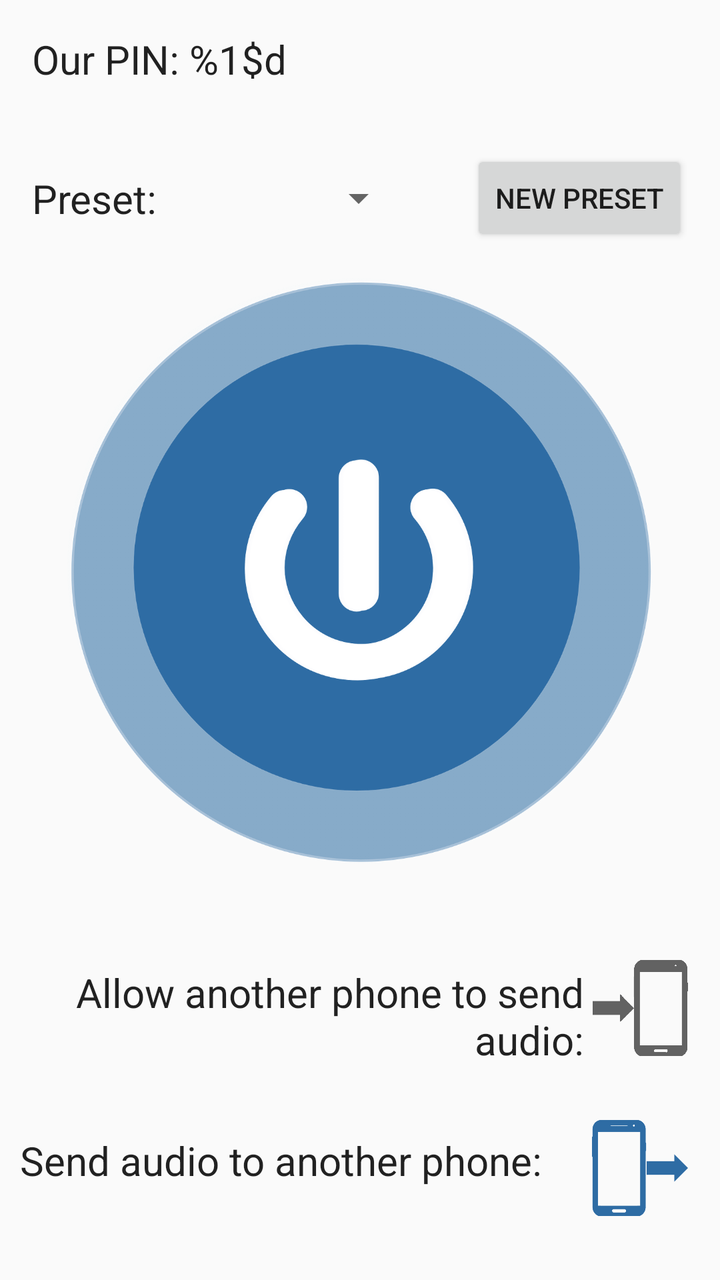
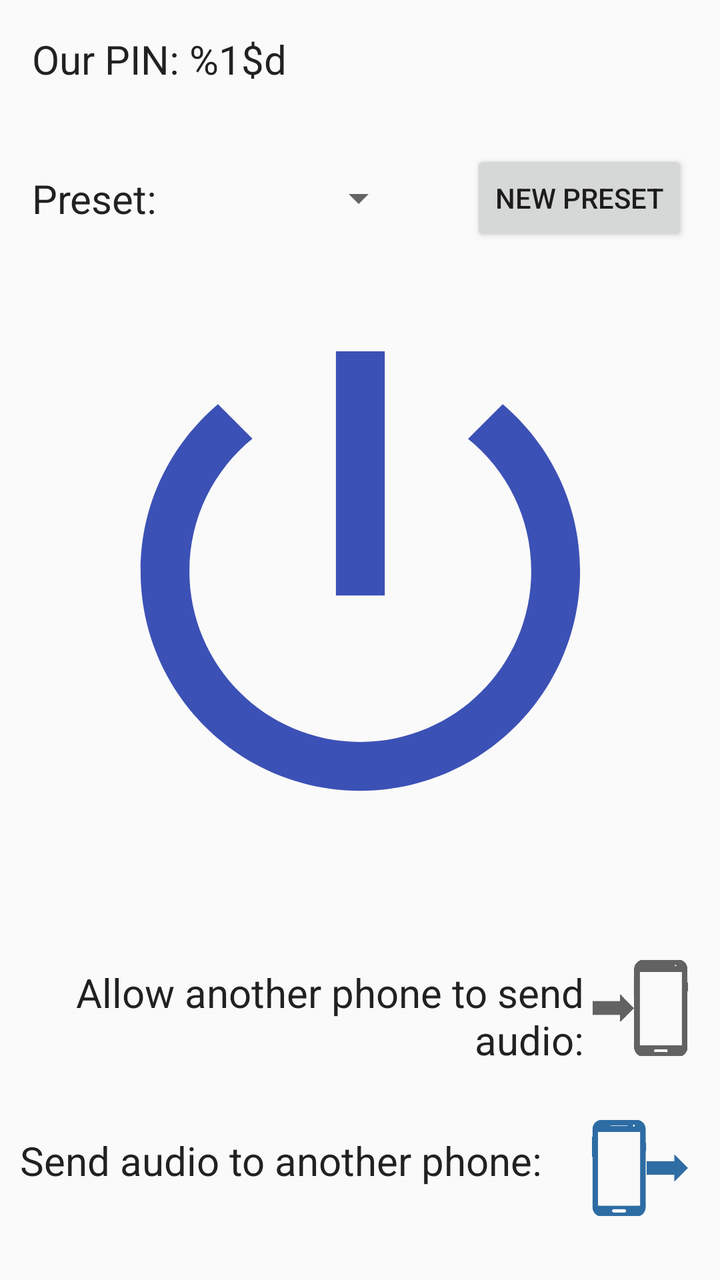

The first picture is an Android layout as it rendered before a commit; the second is the same layout after the commit. The layout source and the unified diff follow.
<!-- AndroidManifest.xml: activity theme AppTheme.NoActionBar -->
<!-- res/layout/activity_main.xml -->
<?xml version="1.0" encoding="utf-8"?>
<android.support.constraint.ConstraintLayout xmlns:android="http://schemas.android.com/apk/res/android"
    xmlns:app="http://schemas.android.com/apk/res-auto"
    xmlns:tools="http://schemas.android.com/tools"
    android:layout_width="match_parent"
    android:layout_height="match_parent"
    tools:context="peterson.ttu.edu.backupaids.activities.MainActivity">

    <TextView
        android:id="@+id/ourPinTextView"
        android:layout_width="wrap_content"
        android:layout_height="wrap_content"
        android:text="@string/our_pin"
        android:textSize="20sp"
        android:textAppearance="@android:style/TextAppearance.DeviceDefault"
        android:layout_marginTop="16dp"
        android:layout_marginBottom="16dp"
        android:layout_marginStart="16dp"
        android:layout_marginEnd="16dp"
        app:layout_constraintTop_toTopOf="parent"
        app:layout_constraintBottom_toTopOf="@id/newPresetButton"
        app:layout_constraintLeft_toLeftOf="parent" />

    <TextView
        android:id="@+id/presetLabel"
        android:layout_width="wrap_content"
        android:layout_height="wrap_content"
        android:text="@string/preset"
        android:textSize="20sp"
        android:textAppearance="@android:style/TextAppearance.DeviceDefault"
        android:layout_marginTop="16dp"
        android:layout_marginBottom="16dp"
        android:layout_marginStart="16dp"
        android:layout_marginEnd="16dp"
        app:layout_constraintTop_toTopOf="@id/newPresetButton"
        app:layout_constraintBottom_toBottomOf="@+id/newPresetButton"
        app:layout_constraintLeft_toLeftOf="parent"
        app:layout_constraintRight_toLeftOf="@id/presetSpinner"/>

    <Spinner
        android:id="@+id/presetSpinner"
        android:layout_width="0dp"
        android:layout_height="0dp"
        android:layout_marginTop="16dp"
        android:layout_marginBottom="16dp"
        android:layout_marginStart="16dp"
        android:layout_marginEnd="16dp"
        app:layout_constraintHorizontal_weight="1"
        app:layout_constraintTop_toTopOf="@id/newPresetButton"
        app:layout_constraintBottom_toBottomOf="@+id/newPresetButton"
        app:layout_constraintLeft_toRightOf="@id/presetLabel"
        app:layout_constraintRight_toLeftOf="@id/newPresetButton"/>

    <Button
        android:id="@+id/newPresetButton"
        android:layout_width="wrap_content"
        android:layout_height="wrap_content"
        android:onClick="newPreset"
        android:text="@string/new_preset"
        android:layout_marginTop="16dp"
        android:layout_marginBottom="16dp"
        android:layout_marginStart="16dp"
        android:layout_marginEnd="16dp"
        app:layout_constraintTop_toBottomOf="@id/ourPinTextView"
        app:layout_constraintBottom_toTopOf="@id/playSound"
        app:layout_constraintLeft_toRightOf="@id/presetSpinner"
        app:layout_constraintRight_toRightOf="parent" />

    <ImageButton
        android:id="@+id/playSound"
        android:layout_width="0dp"
        android:layout_height="0dp"
        android:adjustViewBounds="false"
        android:background="@android:color/transparent"
        android:onClick="playLocalSound"
        android:scaleType="fitCenter"
        android:src="@drawable/power_button_blue2"
        android:layout_marginTop="16dp"
        android:layout_marginBottom="16dp"
        android:layout_marginStart="16dp"
        android:layout_marginEnd="16dp"
        app:layout_constraintHorizontal_bias="0.6"
        app:layout_constraintBottom_toTopOf="@id/makeDiscoverable"
        app:layout_constraintTop_toBottomOf="@id/presetSpinner"
        app:layout_constraintLeft_toLeftOf="parent"
        app:layout_constraintRight_toRightOf="parent"
        app:layout_constraintVertical_bias="0.6"
        android:contentDescription="@string/play_stop_playing_what_the_phone_hears" />

    <TextView
        android:id="@+id/textForMakeDiscoverableButton"
        android:layout_width="0dp"
        android:layout_height="wrap_content"
        android:layout_marginTop="16dp"
        android:layout_marginBottom="8dp"
        android:text="@string/allow_another_phone_to_send_audio"
        android:textSize="20sp"
        android:textAlignment="viewEnd"
        android:textAppearance="@android:style/TextAppearance.DeviceDefault"
        app:layout_constraintTop_toTopOf="@id/makeDiscoverable"
        app:layout_constraintBottom_toBottomOf="@id/makeDiscoverable"
        app:layout_constraintHorizontal_bias="1.0"
        app:layout_constraintLeft_toLeftOf="parent"
        app:layout_constraintRight_toLeftOf="@id/makeDiscoverable" />

    <ImageButton
        android:id="@+id/makeDiscoverable"
        android:layout_width="48dp"
        android:layout_height="48dp"
        android:layout_marginTop="16dp"
        android:layout_marginBottom="8dp"
        android:layout_marginStart="4dp"
        android:layout_marginEnd="16dp"
        android:adjustViewBounds="false"
        android:scaleType="fitEnd"
        android:src="@drawable/phone_in_gray"
        android:background="@android:color/transparent"
        android:onClick="makeDiscoverable"
        app:layout_constraintTop_toBottomOf="@id/playSound"
        app:layout_constraintBottom_toTopOf="@id/sendToOtherPhoneButton"
        app:layout_constraintLeft_toRightOf="@id/textForMakeDiscoverableButton"
        app:layout_constraintRight_toRightOf="parent"
        android:contentDescription="@string/make_this_phone_discoverable_by_other_phones" />

    <TextView
        android:id="@+id/textForSendToOtherPhoneButton"
        android:layout_width="0dp"
        android:layout_height="wrap_content"
        android:layout_marginBottom="16dp"
        android:layout_marginTop="8dp"
        android:text="@string/send_audio_to_another_phone"
        android:textSize="20sp"
        android:textAlignment="viewEnd"
        android:textAppearance="@android:style/TextAppearance.DeviceDefault"
        app:layout_constraintBottom_toBottomOf="@id/sendToOtherPhoneButton"
        app:layout_constraintHorizontal_bias="1.0"
        app:layout_constraintLeft_toLeftOf="parent"
        app:layout_constraintRight_toLeftOf="@id/sendToOtherPhoneButton"
        app:layout_constraintTop_toTopOf="@id/sendToOtherPhoneButton" />

    <ImageButton
        android:id="@+id/sendToOtherPhoneButton"
        android:layout_width="69dp"
        android:layout_height="48dp"
        android:adjustViewBounds="false"
        android:background="@android:color/transparent"
        android:onClick="sendToOtherPhone"
        android:scaleType="fitEnd"
        android:src="@drawable/phone_out_blue"
        android:layout_marginTop="8dp"
        android:layout_marginBottom="16dp"
        android:layout_marginStart="4dp"
        android:layout_marginEnd="16dp"
        app:layout_constraintLeft_toRightOf="@id/textForSendToOtherPhoneButton"
        app:layout_constraintTop_toBottomOf="@id/makeDiscoverable"
        app:layout_constraintBottom_toBottomOf="parent"
        app:layout_constraintRight_toRightOf="parent"
        android:contentDescription="@string/start_sending_audio_to_another_phones" />

</android.support.constraint.ConstraintLayout>
<!-- resources referenced by this layout -->
<resources>
  <!-- drawable phone_in_gray: png bitmap (drawable, 2130 bytes) -->
  <!-- drawable phone_out_blue: png bitmap (drawable, 6127 bytes) -->
  <!-- drawable power_button_blue2: png bitmap (drawable, 214661 bytes) -->
  <string name="allow_another_phone_to_send_audio">Allow another phone to send audio:</string>
  <string name="make_this_phone_discoverable_by_other_phones">Make this phone discoverable by other phones</string>
  <string name="new_preset">New Preset</string>
  <string name="our_pin">Our PIN: %1$d</string>
  <string name="play_stop_playing_what_the_phone_hears">Play/stop playing what the phone hears</string>
  <string name="preset">Preset:</string>
  <string name="send_audio_to_another_phone">Send audio to another phone:</string>
  <string name="start_sending_audio_to_another_phones">Start sending audio to another phones</string>
  <style name="AppTheme.NoActionBar">
          <item name="windowActionBar">false</item>
          <item name="windowNoTitle">true</item>
      </style>
</resources>

<!-- the commit's change to res/layout/activity_main.xml (unified diff, before → after) -->
@@ -74,7 +74,7 @@
         android:background="@android:color/transparent"
         android:onClick="playLocalSound"
         android:scaleType="fitCenter"
-        android:src="@drawable/power_button_blue2"
+        android:src="@drawable/ic_power_button_blue"
         android:layout_marginTop="16dp"
         android:layout_marginBottom="16dp"
         android:layout_marginStart="16dp"
<!-- resource entries referenced after the edit -->
@@ -1,8 +1,13 @@
 <!-- resources referenced by this layout -->
 <resources>
+  <!-- drawable ic_power_button_blue (drawable) -->
+  <vector android:height="600dp" android:tint="#3C51B5"
+      android:viewportHeight="24.0" android:viewportWidth="24.0"
+      android:width="600dp" xmlns:android="http://schemas.android.com/apk/res/android">
+      <path android:fillColor="#FF000000" android:pathData="M13,3h-2v10h2L13,3zM17.83,5.17l-1.42,1.42C17.99,7.86 19,9.81 19,12c0,3.87 -3.13,7 -7,7s-7,-3.13 -7,-7c0,-2.19 1.01,-4.14 2.58,-5.42L6.17,5.17C4.23,6.82 3,9.26 3,12c0,4.97 4.03,9 9,9s9,-4.03 9,-9c0,-2.74 -1.23,-5.18 -3.17,-6.83z"/>
+  </vector>
   <!-- drawable phone_in_gray: png bitmap (drawable, 2130 bytes) -->
   <!-- drawable phone_out_blue: png bitmap (drawable, 6127 bytes) -->
-  <!-- drawable power_button_blue2: png bitmap (drawable, 214661 bytes) -->
   <string name="allow_another_phone_to_send_audio">Allow another phone to send audio:</string>
   <string name="make_this_phone_discoverable_by_other_phones">Make this phone discoverable by other phones</string>
   <string name="new_preset">New Preset</string>
